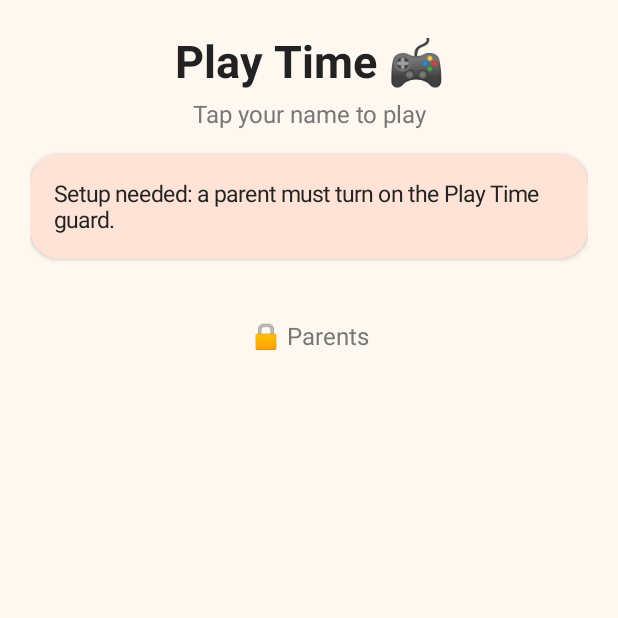
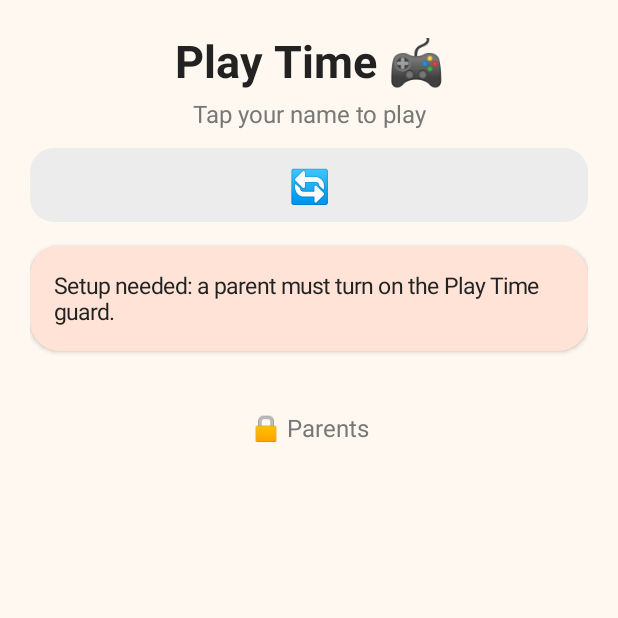
Before and after one commit to mckogan2/phone-time-tracker, an Android app: the MainActivity screen opened directly, with no data from a screen before it, on a phone screen of 412 x 824 dp, the top half of it. Run offline under Robolectric (Android 15) with nearby library versions, the phone set to English and light mode, and no system bars; our stand-ins replace Firebase (no records; nobody signed in at launch, a user with empty details on screens opened directly); 1 statement that could not run was skipped.

Commit message:
Home: refresh button for the remaining time
The kids' home screen only redraws when opened or after a tap. A refresh
button redraws it (and sends this phone's time to the family) on demand.

Co-Authored-By: Claude Opus 5.5 <noreply@anthropic.com>
Claude-Session: https://claude.ai/code/session_01UYjdNgjZpZ27a7qTvfEb62

```diff
--- a/app/src/main/java/com/mckogan/playtime/MainActivity.kt
+++ b/app/src/main/java/com/mckogan/playtime/MainActivity.kt
@@ -119,6 +119,14 @@ class MainActivity : Activity() {
 
         root.add(Ui.text(this, title, 30f, bold = true, center = true))
         root.add(Ui.text(this, subtitle, 16f, Ui.MUTED, center = true), topMarginDp = 4)
+        // Refresh: the time on this screen only updates when it is drawn again.
+        root.add(Ui.button(this, "🔄", Ui.TRACK, 22f) {
+            Sync.flush(this)
+            render()
+        }.apply {
+            contentDescription = getString(R.string.refresh_time)
+            setPadding(dp(20), dp(10), dp(20), dp(10))
+        }, topMarginDp = 12)
 
         if (!GuardService.isReady(this)) {
             val banner = Ui.card(this, Ui.WARN_BG)
--- a/app/src/main/res/values/strings.xml
+++ b/app/src/main/res/values/strings.xml
@@ -162,6 +162,7 @@
     <string name="use_fingerprint">Use fingerprint instead of the PIN</string>
     <string name="voice_reminders">🔊 Voice reminders (10, 5, 1 min)</string>
     <string name="voice_try">▶ Try</string>
+    <string name="refresh_time">Refresh time</string>
     <string name="bonus_plus">+5 min</string>
     <string name="bonus_minus">−5 min</string>
     <string name="kid_left">%1$s left</string>
```
Also changed, not shown: 1 other file.
